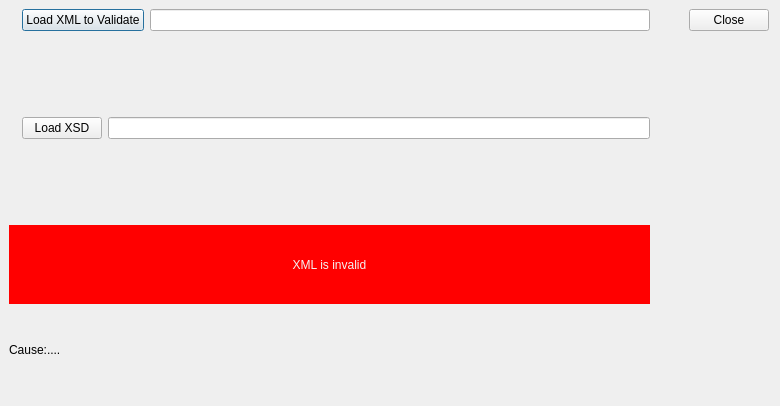
First picture: the form in src/modules/help/guidedvalidationdialog.ui, repository lbellonda/qxmledit, before the edit.
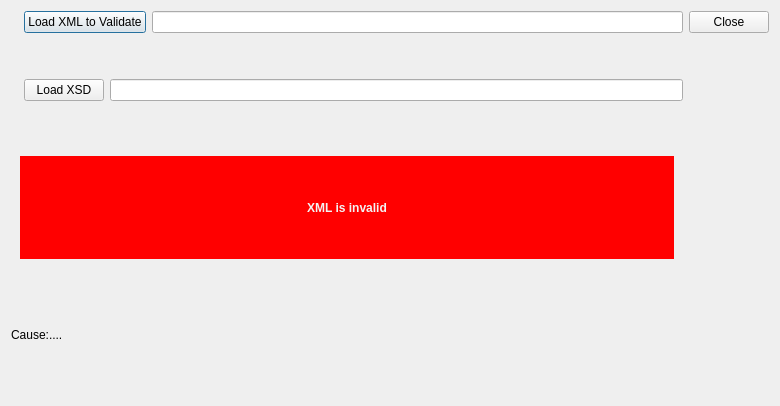
Second picture: the form after the edit. The open tabs and pages were chosen to show the change. Icons and pictures are not drawn.

Patch:
```diff
--- a/src/modules/help/guidedvalidationdialog.ui
+++ b/src/modules/help/guidedvalidationdialog.ui
@@ -23,15 +23,8 @@
   <property name="modal">
    <bool>true</bool>
   </property>
-  <widget class="QWidget" name="">
-   <property name="geometry">
-    <rect>
-     <x>9</x>
-     <y>9</y>
-     <width>641</width>
-     <height>381</height>
-    </rect>
-   </property>
+  <layout class="QHBoxLayout" name="horizontalLayout_7">
+   <item>
    <layout class="QVBoxLayout" name="verticalLayout">
     <item>
      <layout class="QHBoxLayout" name="horizontalLayout_5">
@@ -66,6 +59,9 @@
       <property name="orientation">
        <enum>Qt::Vertical</enum>
       </property>
+       <property name="sizeType">
+        <enum>QSizePolicy::Fixed</enum>
+       </property>
       <property name="sizeHint" stdset="0">
        <size>
         <width>20</width>
@@ -107,6 +103,9 @@
       <property name="orientation">
        <enum>Qt::Vertical</enum>
       </property>
+       <property name="sizeType">
+        <enum>QSizePolicy::Fixed</enum>
+       </property>
       <property name="sizeHint" stdset="0">
        <size>
         <width>20</width>
@@ -117,10 +116,6 @@
     </item>
     <item>
      <widget class="QStackedWidget" name="state">
-      <property name="styleSheet">
-       <string notr="true">color:rgb(255, 255, 255);
-background-color: rgb(255, 0, 0);</string>
-      </property>
       <property name="currentIndex">
        <number>4</number>
       </property>
@@ -143,9 +138,21 @@
       </widget>
       <widget class="QWidget" name="pageempty"/>
       <widget class="QWidget" name="pageko">
+        <property name="font">
+         <font>
+          <weight>75</weight>
+          <bold>true</bold>
+         </font>
+        </property>
        <layout class="QHBoxLayout" name="horizontalLayout_3">
         <item>
          <widget class="QLabel" name="msgError">
+           <property name="font">
+            <font>
+             <weight>75</weight>
+             <bold>true</bold>
+            </font>
+           </property>
           <property name="styleSheet">
            <string notr="true">
 background-color: rgb(255, 0, 0);
@@ -224,16 +231,8 @@
      </widget>
     </item>
    </layout>
-  </widget>
-  <widget class="QWidget" name="">
-   <property name="geometry">
-    <rect>
-     <x>689</x>
-     <y>9</y>
-     <width>82</width>
-     <height>74</height>
-    </rect>
-   </property>
+   </item>
+   <item>
    <layout class="QVBoxLayout" name="verticalLayout_2">
     <item>
      <widget class="QDialogButtonBox" name="buttonBox">
@@ -265,7 +264,8 @@
      </spacer>
     </item>
    </layout>
-  </widget>
+   </item>
+  </layout>
  </widget>
  <resources>
   <include location="../../risorse.qrc"/>
```
Left out of the diff: 12 changed lines with no effect on the pictures. Lines whose indentation alone changed are shown as unchanged.
